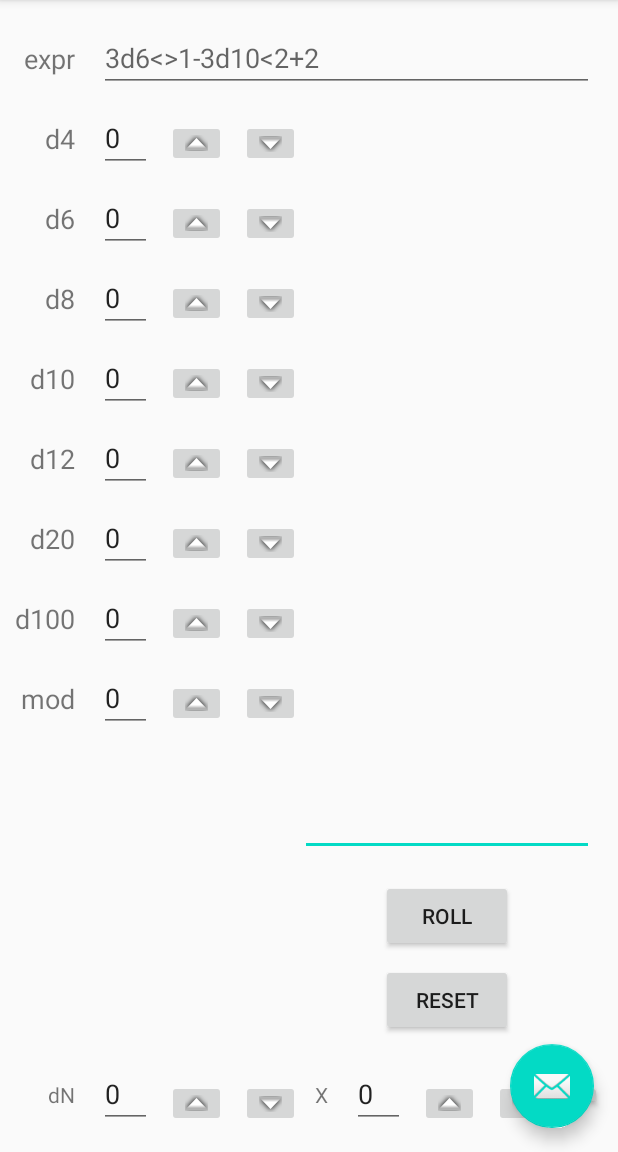
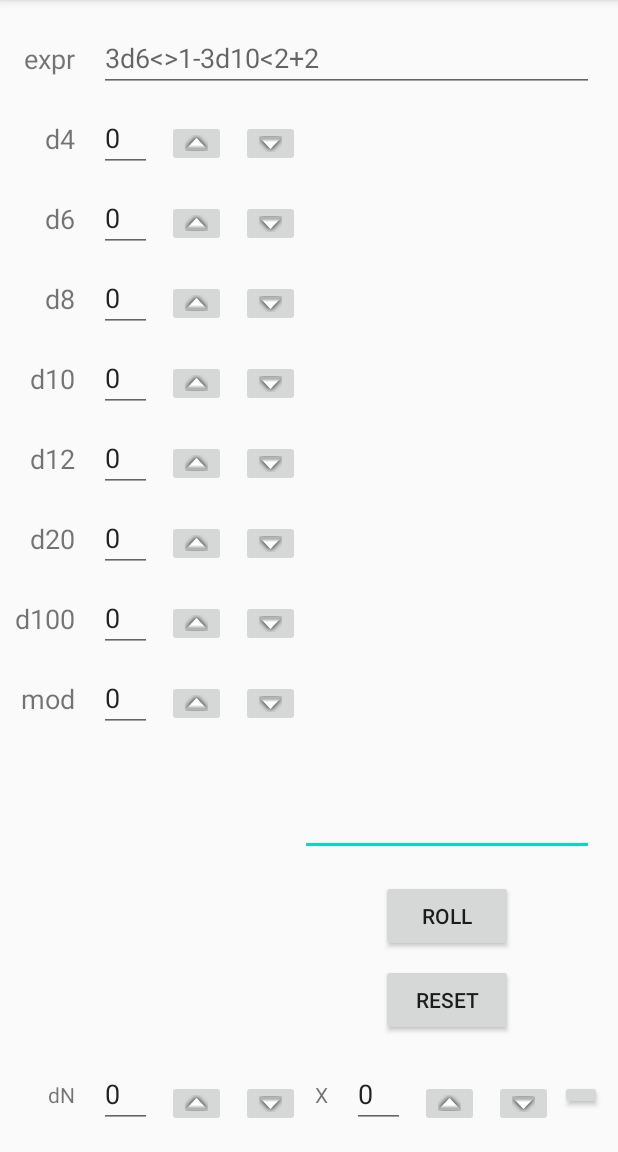
Before and after one commit to fluks/ADice, an Android app: the screen it shows after launch (MainActivity), on a phone screen of 412 x 824 dp, the part 84-1236 px from its top. Run offline under Robolectric (Android 15) with nearby library versions, the phone set to English and light mode, and no system bars.

Commit message:
Remove FloatingActionButton

```diff
--- a/app/src/main/java/fi/jukkalaitinen/adice/MainActivity.kt
+++ b/app/src/main/java/fi/jukkalaitinen/adice/MainActivity.kt
@@ -21,11 +21,6 @@
         super.onCreate(savedInstanceState)
         setContentView(R.layout.activity_main)
         setSupportActionBar(toolbar)
-
-        fab.setOnClickListener { view ->
-            Snackbar.make(view, "Replace with your own action", Snackbar.LENGTH_LONG)
-                    .setAction("Action", null).show()
-        }
     }
 
     override fun onCreateOptionsMenu(menu: Menu): Boolean {
--- a/app/src/main/res/layout/activity_main.xml
+++ b/app/src/main/res/layout/activity_main.xml
@@ -20,14 +20,6 @@
 
     </com.google.android.material.appbar.AppBarLayout>
 
-    <com.google.android.material.floatingactionbutton.FloatingActionButton
-        android:id="@+id/fab"
-        android:layout_width="wrap_content"
-        android:layout_height="wrap_content"
-        android:layout_gravity="bottom|end"
-        android:layout_margin="@dimen/fab_margin"
-        app:srcCompat="@android:drawable/ic_dialog_email" />
-
     <include layout="@layout/content_main" />
 
 </androidx.coordinatorlayout.widget.CoordinatorLayout>
```
